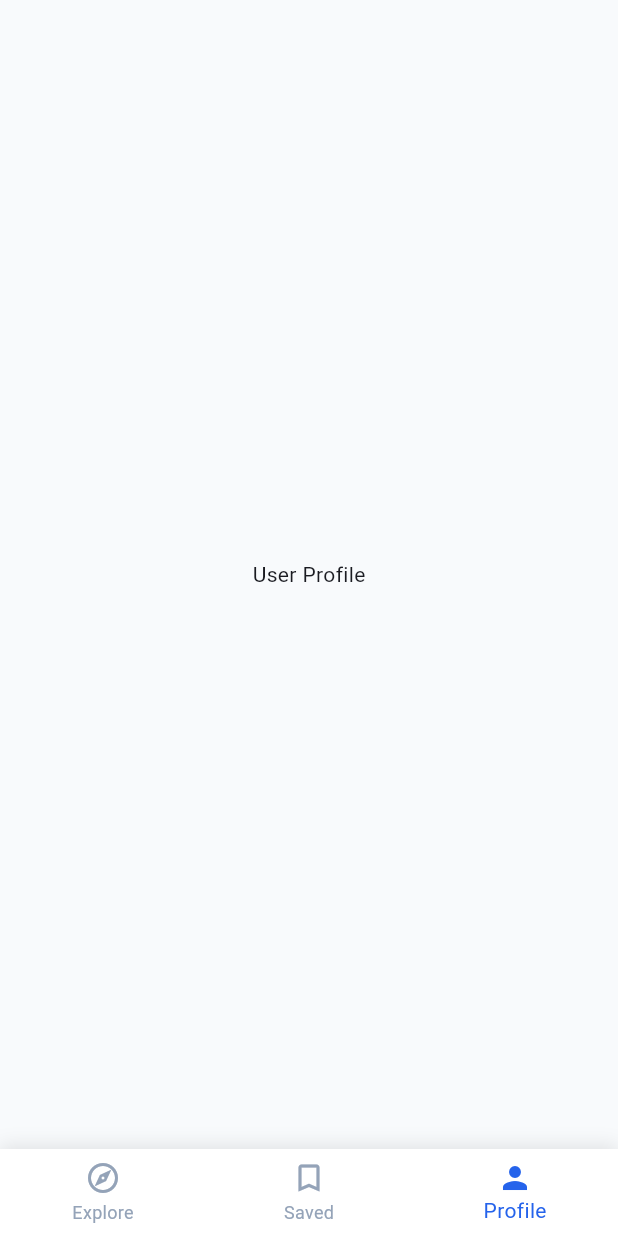
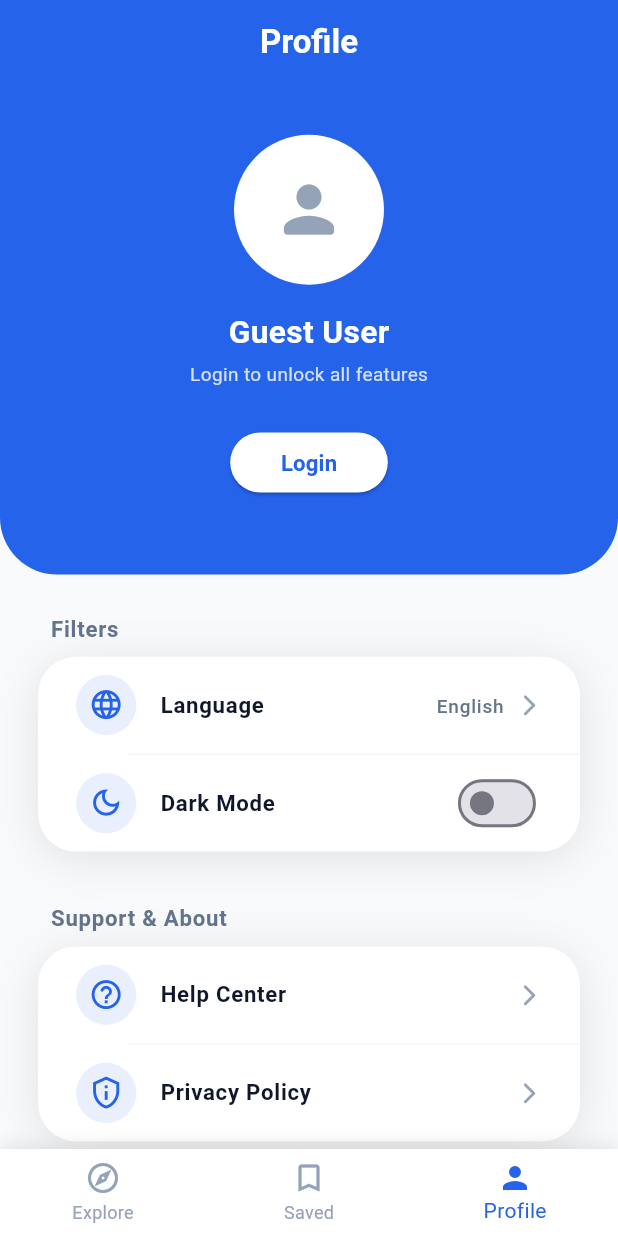
Before and after one commit to lahcenegue/FitZone_Project, a Flutter app: the screen it shows after launch, item 3 of the bottom bar chosen, on a phone screen of 412 x 824 dp. Run offline on Flutter 3.47's test engine with Material 3 defaults, Android fonts, the phone set to English and light mode, and no system bars; our stand-ins replace dio, equatable, flutter_riverpod, flutter_secure_storage, geocoding, geolocator and 6 more; accounts and stored records are empty; generated files the repository leaves out were written again; network calls fail.

Commit message:
create profile screen

```diff
--- a/mobile/lib/core/routing/app_router.dart
+++ b/mobile/lib/core/routing/app_router.dart
@@ -1,4 +1,5 @@
 import 'package:fitzone/features/auth/presentation/screens/login_screen.dart';
+import 'package:fitzone/features/profile/presentation/screens/profile_screen.dart';
 import 'package:flutter/material.dart';
 import 'package:flutter_riverpod/flutter_riverpod.dart';
 import 'package:go_router/go_router.dart';
@@ -135,10 +136,3 @@ class SavedScreen extends StatelessWidget {
   Widget build(BuildContext context) =>
       Scaffold(body: Center(child: Text(context.l10n.savedItems)));
 }
-
-class ProfileScreen extends StatelessWidget {
-  const ProfileScreen({super.key});
-  @override
-  Widget build(BuildContext context) =>
-      Scaffold(body: Center(child: Text(context.l10n.userProfile)));
-}
--- a/mobile/lib/core/storage/secure_storage_service.dart
+++ b/mobile/lib/core/storage/secure_storage_service.dart
@@ -60,4 +60,9 @@ class SecureStorageService {
       _logger.severe('Failed to clear tokens', e, stackTrace);
     }
   }
+
+  /// Clears all stored data (Tokens, User Info, etc.) upon logout.
+  Future<void> clearAll() async {
+    await _storage.deleteAll();
+  }
 }
--- /dev/null
+++ b/mobile/lib/features/profile/presentation/screens/profile_screen.dart
@@ -0,0 +1,390 @@
+import 'package:flutter/material.dart';
+import 'package:flutter_riverpod/flutter_riverpod.dart';
+import 'package:go_router/go_router.dart';
+
+import '../../../../core/routing/app_router.dart';
+import '../../../../core/theme/app_colors.dart';
+import '../../../../core/theme/app_dimensions.dart';
+import '../../../../core/theme/app_theme_provider.dart';
+import '../../../../l10n/app_localizations.dart';
+import '../../../auth/presentation/providers/auth_provider.dart';
+
+/// The main profile screen displaying user info, settings, and app preferences.
+class ProfileScreen extends ConsumerWidget {
+  const ProfileScreen({super.key});
+
+  @override
+  Widget build(BuildContext context, WidgetRef ref) {
+    final AppLocalizations l10n = AppLocalizations.of(context)!;
+    final AppColors colors = ref.watch(appThemeProvider);
+
+    // Watch the auth state to rebuild the UI whenever the user logs in or out
+    final authState = ref.watch(authControllerProvider);
+    final user = authState.value;
+    final bool isLoggedIn = user != null;
+
+    return Scaffold(
+      backgroundColor: colors.background,
+      appBar: AppBar(
+        backgroundColor: colors.primary,
+        elevation: 0,
+        title: Text(
+          l10n.profileTitle ?? 'Profile',
+          style: const TextStyle(
+            color: Colors.white,
+            fontWeight: FontWeight.bold,
+          ),
+        ),
+        centerTitle: true,
+      ),
+      body: SingleChildScrollView(
+        physics: const BouncingScrollPhysics(),
+        child: Column(
+          children: [
+            _buildProfileHeader(context, isLoggedIn, user, colors, l10n),
+
+            Padding(
+              padding: EdgeInsets.all(Dimensions.spacingLarge),
+              child: Column(
+                crossAxisAlignment: CrossAxisAlignment.start,
+                children: [
+                  if (isLoggedIn) ...[
+                    _buildSectionTitle(
+                      l10n.accountSettings ?? 'Account',
+                      colors,
+                    ),
+                    SizedBox(height: Dimensions.spacingSmall),
+                    _buildMenuCard(
+                      colors: colors,
+                      children: [
+                        _buildMenuItem(
+                          icon: Icons.person_outline_rounded,
+                          title: l10n.personalInfo ?? 'Personal Information',
+                          colors: colors,
+                          onTap: () {}, // TODO: Navigate to Edit Profile
+                        ),
+                        _buildDivider(colors),
+                        _buildMenuItem(
+                          icon: Icons.card_membership_rounded,
+                          title: 'My Subscriptions', // Add to l10n later
+                          colors: colors,
+                          onTap:
+                              () {}, // TODO: Navigate to Subscriptions Screen
+                        ),
+                      ],
+                    ),
+                    SizedBox(height: Dimensions.spacingExtraLarge),
+                  ],
+
+                  _buildSectionTitle(l10n.filters ?? 'Preferences', colors),
+                  SizedBox(height: Dimensions.spacingSmall),
+                  _buildMenuCard(
+                    colors: colors,
+                    children: [
+                      _buildMenuItem(
+                        icon: Icons.language_rounded,
+                        title: l10n.language ?? 'Language',
+                        trailingText: 'English', // Dynamic later
+                        colors: colors,
+                        onTap: () {}, // TODO: Show Language Picker
+                      ),
+                      _buildDivider(colors),
+                      _buildMenuSwitch(
+                        icon: Icons.dark_mode_outlined,
+                        title: l10n.darkMode ?? 'Dark Mode',
+                        value: Theme.of(context).brightness == Brightness.dark,
+                        colors: colors,
+                        onChanged: (val) {}, // TODO: Toggle Theme Provider
+                      ),
+                    ],
+                  ),
+                  SizedBox(height: Dimensions.spacingExtraLarge),
+
+                  _buildSectionTitle('Support & About', colors),
+                  SizedBox(height: Dimensions.spacingSmall),
+                  _buildMenuCard(
+                    colors: colors,
+                    children: [
+                      _buildMenuItem(
+                        icon: Icons.help_outline_rounded,
+                        title: 'Help Center',
+                        colors: colors,
+                        onTap: () {},
+                      ),
+                      _buildDivider(colors),
+                      _buildMenuItem(
+                        icon: Icons.privacy_tip_outlined,
+                        title: 'Privacy Policy',
+                        colors: colors,
+                        onTap: () {},
+                      ),
+                    ],
+                  ),
+                  SizedBox(height: Dimensions.spacingExtraLarge),
+
+                  if (isLoggedIn) ...[
+                    SizedBox(
+                      width: double.infinity,
+                      height: Dimensions.buttonHeight,
+                      child: OutlinedButton.icon(
+                        style: OutlinedButton.styleFrom(
+                          foregroundColor: colors.error,
+                          side: BorderSide(
+                            color: colors.error.withOpacity(0.5),
+                          ),
+                          shape: RoundedRectangleBorder(
+                            borderRadius: BorderRadius.circular(
+                              Dimensions.borderRadius,
+                            ),
+                          ),
+                        ),
+                        icon: const Icon(Icons.logout_rounded),
+                        label: Text(
+                          l10n.logout ?? 'Logout',
+                          style: TextStyle(
+                            fontWeight: FontWeight.bold,
+                            fontSize: Dimensions.fontBodyLarge,
+                          ),
+                        ),
+                        onPressed: () async {
+                          await ref
+                              .read(authControllerProvider.notifier)
+                              .logout();
+                          // Force navigation to home/explore after logout
+                          if (context.mounted) {
+                            context.go(RoutePaths.explore);
+                          }
+                        },
+                      ),
+                    ),
+                    SizedBox(height: Dimensions.spacingExtraLarge),
+                  ],
+                ],
+              ),
+            ),
+          ],
+        ),
+      ),
+    );
+  }
+
+  Widget _buildProfileHeader(
+    BuildContext context,
+    bool isLoggedIn,
+    dynamic user,
+    AppColors colors,
+    AppLocalizations l10n,
+  ) {
+    return Container(
+      width: double.infinity,
+      padding: EdgeInsets.only(
+        top: Dimensions.spacingExtraLarge,
+        bottom: Dimensions.spacingExtraLarge * 1.5,
+        left: Dimensions.spacingLarge,
+        right: Dimensions.spacingLarge,
+      ),
+      decoration: BoxDecoration(
+        color: colors.primary,
+        borderRadius: BorderRadius.vertical(
+          bottom: Radius.circular(Dimensions.borderRadiusLarge * 1.5),
+        ),
+      ),
+      child: Column(
+        children: [
+          CircleAvatar(
+            radius: 50,
+            backgroundColor: Colors.white,
+            child: CircleAvatar(
+              radius: 47,
+              backgroundColor: colors.surface,
+              // استخدام avatar بدلاً من profileImage
+              backgroundImage: (isLoggedIn && user?.avatar != null)
+                  ? NetworkImage(user.avatar!)
+                  : null,
+              child: (!isLoggedIn || user?.avatar == null)
+                  ? Icon(Icons.person_rounded, size: 50, color: colors.iconGrey)
+                  : null,
+            ),
+          ),
+          SizedBox(height: Dimensions.spacingMedium),
+          Text(
+            isLoggedIn
+                ? (user?.fullName ?? 'FitZone Member')
+                : (l10n.guestUser ?? 'Guest User'),
+            style: TextStyle(
+              fontSize: Dimensions.fontHeading2,
+              fontWeight: FontWeight.bold,
+              color: Colors.white,
+            ),
+          ),
+          SizedBox(height: Dimensions.spacingTiny),
+          Text(
+            isLoggedIn
+                ? (user?.email ?? '')
+                : (l10n.loginToContinue ?? 'Login to unlock all features'),
+            style: TextStyle(
+              fontSize: Dimensions.fontBodyMedium,
+              color: Colors.white.withOpacity(0.8),
+            ),
+          ),
+          if (!isLoggedIn) ...[
+            SizedBox(height: Dimensions.spacingLarge),
+            ElevatedButton(
+              style: ElevatedButton.styleFrom(
+                backgroundColor: Colors.white,
+                foregroundColor: colors.primary,
+                padding: EdgeInsets.symmetric(
+                  horizontal: Dimensions.spacingExtraLarge,
+                  vertical: Dimensions.spacingSmall,
+                ),
+                shape: RoundedRectangleBorder(
+                  borderRadius: BorderRadius.circular(Dimensions.radiusPill),
+                ),
+              ),
+              onPressed: () => context.push(RoutePaths.login),
+              child: Text(
+                l10n.loginButton ?? 'Login',
+                style: TextStyle(
+                  fontWeight: FontWeight.bold,
+                  fontSize: Dimensions.fontBodyLarge,
+                ),
+              ),
+            ),
+          ],
+        ],
+      ),
+    );
+  }
+
+  Widget _buildSectionTitle(String title, AppColors colors) {
+    return Padding(
+      padding: EdgeInsets.only(left: Dimensions.spacingSmall),
+      child: Text(
+        title,
+        style: TextStyle(
+          fontSize: Dimensions.fontBodyLarge,
+          fontWeight: FontWeight.bold,
+          color: colors.textSecondary,
+          letterSpacing: 0.5,
+        ),
+      ),
+    );
+  }
+
+  Widget _buildMenuCard({
+    required AppColors colors,
+    required List<Widget> children,
+  }) {
+    return Container(
+      decoration: BoxDecoration(
+        color: colors.surface,
+        borderRadius: BorderRadius.circular(Dimensions.borderRadiusLarge),
+        boxShadow: [
+          BoxShadow(
+            color: colors.shadow,
+            blurRadius: Dimensions.shadowBlurRadius,
+            offset: Offset(0, Dimensions.shadowOffsetY / 2),
+          ),
+        ],
+      ),
+      child: Column(children: children),
+    );
+  }
+
+  Widget _buildMenuItem({
+    required IconData icon,
+    required String title,
+    required AppColors colors,
+    String? trailingText,
+    required VoidCallback onTap,
+  }) {
+    return ListTile(
+      contentPadding: EdgeInsets.symmetric(
+        horizontal: Dimensions.spacingLarge,
+        vertical: Dimensions.spacingTiny,
+      ),
+      leading: Container(
+        padding: EdgeInsets.all(Dimensions.spacingSmall),
+        decoration: BoxDecoration(
+          color: colors.primary.withOpacity(0.1),
+          shape: BoxShape.circle,
+        ),
+        child: Icon(icon, color: colors.primary, size: Dimensions.iconMedium),
+      ),
+      title: Text(
+        title,
+        style: TextStyle(
+          fontSize: Dimensions.fontBodyLarge,
+          fontWeight: FontWeight.w600,
+          color: colors.textPrimary,
+        ),
+      ),
+      trailing: Row(
+        mainAxisSize: MainAxisSize.min,
+        children: [
+          if (trailingText != null) ...[
+            Text(
+              trailingText,
+              style: TextStyle(
+                color: colors.textSecondary,
+                fontSize: Dimensions.fontBodyMedium,
+              ),
+            ),
+            SizedBox(width: Dimensions.spacingSmall),
+          ],
+          Icon(
+            Icons.arrow_forward_ios_rounded,
+            color: colors.iconGrey,
+            size: Dimensions.iconSmall,
+          ),
+        ],
+      ),
+      onTap: onTap,
+    );
+  }
+
+  Widget _buildMenuSwitch({
+    required IconData icon,
+    required String title,
+    required bool value,
+    required AppColors colors,
+    required Function(bool) onChanged,
+  }) {
+    return ListTile(
+      contentPadding: EdgeInsets.symmetric(
+        horizontal: Dimensions.spacingLarge,
+        vertical: Dimensions.spacingTiny,
+      ),
+      leading: Container(
+        padding: EdgeInsets.all(Dimensions.spacingSmall),
+        decoration: BoxDecoration(
+          color: colors.primary.withOpacity(0.1),
+          shape: BoxShape.circle,
+        ),
+        child: Icon(icon, color: colors.primary, size: Dimensions.iconMedium),
+      ),
+      title: Text(
+        title,
+        style: TextStyle(
+          fontSize: Dimensions.fontBodyLarge,
+          fontWeight: FontWeight.w600,
+          color: colors.textPrimary,
+        ),
+      ),
+      trailing: Switch.adaptive(
+        value: value,
+        activeColor: colors.primary,
+        onChanged: onChanged,
+      ),
+    );
+  }
+
+  Widget _buildDivider(AppColors colors) {
+    return Divider(
+      height: 1,
+      thickness: 1,
+      color: colors.iconGrey.withOpacity(0.1),
+      indent: 60,
+    );
+  }
+}
--- a/mobile/lib/l10n/app_en.arb
+++ b/mobile/lib/l10n/app_en.arb
@@ -136,5 +136,13 @@
   "emailAddress": "Email Address",
   "password": "Password",
   "invalidEmailError": "Please enter a valid email address",
-  "passwordRequiredError": "Password is required"
+  "passwordRequiredError": "Password is required",
+  "profileTitle": "Profile",
+  "accountSettings": "Account Settings",
+  "language": "Language",
+  "darkMode": "Dark Mode",
+  "logout": "Logout",
+  "guestUser": "Guest User",
+  "loginToContinue": "Login to unlock all features",
+  "personalInfo": "Personal Information"
 }
--- a/mobile/lib/l10n/app_localizations.dart
+++ b/mobile/lib/l10n/app_localizations.dart
@@ -925,6 +925,54 @@ abstract class AppLocalizations {
   /// In en, this message translates to:
   /// **'Password is required'**
   String get passwordRequiredError;
+
+  /// No description provided for @profileTitle.
+  ///
+  /// In en, this message translates to:
+  /// **'Profile'**
+  String get profileTitle;
+
+  /// No description provided for @accountSettings.
+  ///
+  /// In en, this message translates to:
+  /// **'Account Settings'**
+  String get accountSettings;
+
+  /// No description provided for @language.
+  ///
+  /// In en, this message translates to:
+  /// **'Language'**
+  String get language;
+
+  /// No description provided for @darkMode.
+  ///
+  /// In en, this message translates to:
+  /// **'Dark Mode'**
+  String get darkMode;
+
+  /// No description provided for @logout.
+  ///
+  /// In en, this message translates to:
+  /// **'Logout'**
+  String get logout;
+
+  /// No description provided for @guestUser.
+  ///
+  /// In en, this message translates to:
+  /// **'Guest User'**
+  String get guestUser;
+
+  /// No description provided for @loginToContinue.
+  ///
+  /// In en, this message translates to:
+  /// **'Login to unlock all features'**
+  String get loginToContinue;
+
+  /// No description provided for @personalInfo.
+  ///
+  /// In en, this message translates to:
+  /// **'Personal Information'**
+  String get personalInfo;
 }
 
 class _AppLocalizationsDelegate
--- a/mobile/lib/l10n/app_localizations_en.dart
+++ b/mobile/lib/l10n/app_localizations_en.dart
@@ -438,4 +438,28 @@ class AppLocalizationsEn extends AppLocalizations {
 
   @override
   String get passwordRequiredError => 'Password is required';
+
+  @override
+  String get profileTitle => 'Profile';
+
+  @override
+  String get accountSettings => 'Account Settings';
+
+  @override
+  String get language => 'Language';
+
+  @override
+  String get darkMode => 'Dark Mode';
+
+  @override
+  String get logout => 'Logout';
+
+  @override
+  String get guestUser => 'Guest User';
+
+  @override
+  String get loginToContinue => 'Login to unlock all features';
+
+  @override
+  String get personalInfo => 'Personal Information';
 }
--- a/mobile/pubspec.yaml
+++ b/mobile/pubspec.yaml
@@ -10,6 +10,7 @@ dependencies:
   cached_network_image: ^3.4.1
   cupertino_icons: ^1.0.8
   dio: ^5.9.2
+  equatable: ^2.0.8
   flutter:
     sdk: flutter
   flutter_localizations:
```
Also changed, not shown: mobile/lib/features/auth/data/models/user_model.dart (+55 -17 lines), mobile/lib/features/auth/presentation/providers/auth_provider.dart (+12 -0 lines), mobile/lib/features/gyms/presentation/widgets/gym_image_gallery.dart (+8 -1 lines), mobile/lib/l10n/app_ar.arb (+9 -1 lines), mobile/lib/l10n/app_localizations_ar.dart (+24 -0 lines), mobile/lib/features/auth/presentation/providers/auth_provider.g.dart, mobile/pubspec.lock.
